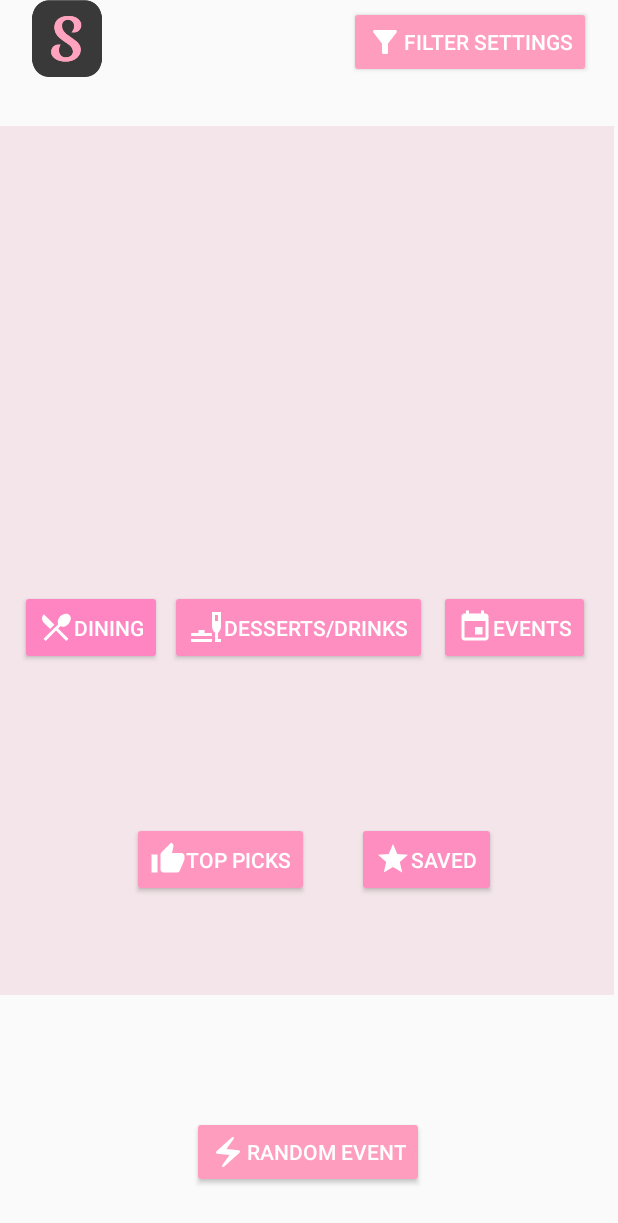
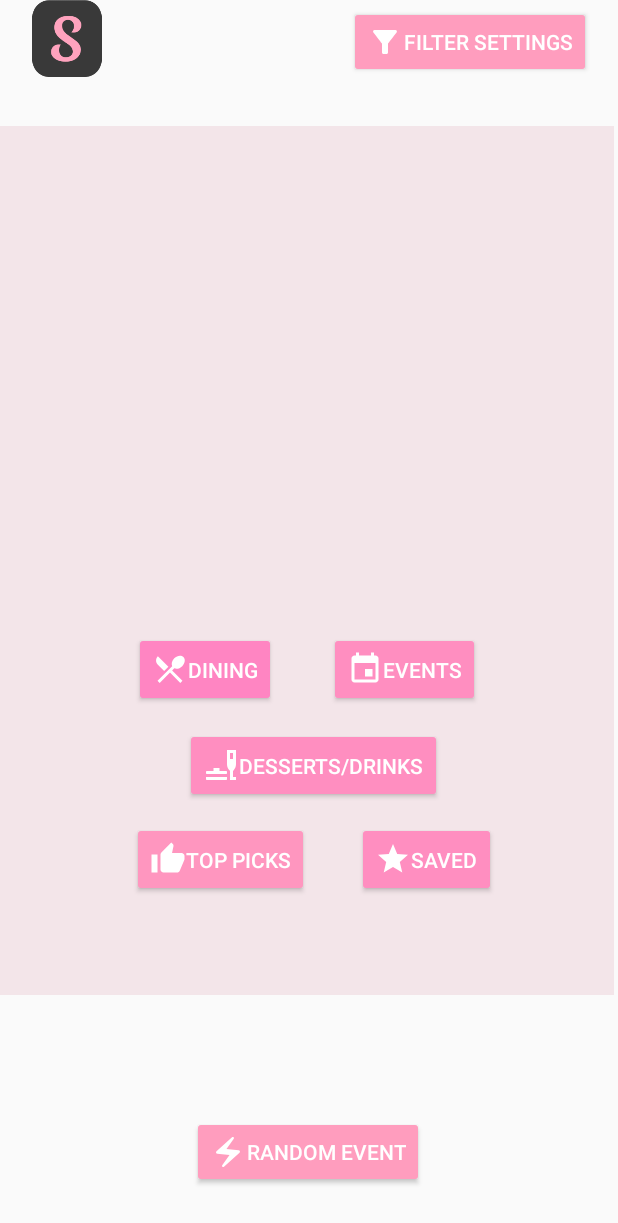
Before and after one commit to alanhuang1129/Stumble, an Android app: the screen it shows after launch (MainActivity), on a phone screen of 412 x 824 dp. Shown: the top 1223 px of the screen. Run offline under Robolectric (Android 15) with nearby library versions, the phone set to English and light mode, and no system bars.

Commit message:
Additional UI Update

```diff
--- a/app/src/main/res/layout/activity_filter.xml
+++ b/app/src/main/res/layout/activity_filter.xml
@@ -12,7 +12,7 @@
         android:layout_height="52dp"
         android:layout_weight="1"
         android:background="#FBD2E9"
-        android:text="Filte"
+        android:text="Filter"
         android:textAlignment="center"
         android:textColor="#000000"
         android:textSize="30sp"
--- a/app/src/main/res/layout/activity_main.xml
+++ b/app/src/main/res/layout/activity_main.xml
@@ -23,44 +23,48 @@
             android:id="@+id/eventsPageButton"
             android:layout_width="wrap_content"
             android:layout_height="50dp"
-            android:layout_marginEnd="16dp"
-            android:layout_marginBottom="220dp"
+            android:layout_marginEnd="80dp"
+            android:layout_marginBottom="192dp"
             android:layout_weight="1"
             android:backgroundTint="#FF8EC0"
             android:drawableLeft="@drawable/events"
             android:text="Events"
             android:textColor="#FFFFFF"
             app:layout_constraintBottom_toBottomOf="parent"
-            app:layout_constraintEnd_toEndOf="parent" />
+            app:layout_constraintEnd_toEndOf="parent"
+            app:layout_constraintStart_toEndOf="@+id/diningPageButton" />
 
         <Button
             android:id="@+id/diningPageButton"
             android:layout_width="wrap_content"
             android:layout_height="50dp"
-            android:layout_marginBottom="220dp"
+            android:layout_marginStart="80dp"
+            android:layout_marginEnd="25dp"
+            android:layout_marginBottom="192dp"
             android:layout_weight="1"
             android:backgroundTint="#FF85C2"
             android:drawableLeft="@drawable/dinning"
             android:text="Dining"
             android:textColor="#FFFFFF"
             app:layout_constraintBottom_toBottomOf="parent"
-            app:layout_constraintEnd_toStartOf="@+id/dessertsPageButton"
-            app:layout_constraintHorizontal_bias="0.723"
+            app:layout_constraintEnd_toStartOf="@+id/eventsPageButton"
             app:layout_constraintStart_toStartOf="parent" />
 
         <Button
             android:id="@+id/dessertsPageButton"
             android:layout_width="wrap_content"
             android:layout_height="50dp"
-            android:layout_marginEnd="8dp"
-            android:layout_marginBottom="220dp"
+            android:layout_marginStart="124dp"
+            android:layout_marginEnd="116dp"
+            android:layout_marginBottom="128dp"
             android:layout_weight="1"
             android:backgroundTint="#FF8EC0"
             android:drawableLeft="@drawable/dessert_drinks"
             android:text="Desserts/Drinks"
             android:textColor="#FFFFFF"
             app:layout_constraintBottom_toBottomOf="parent"
-            app:layout_constraintEnd_toStartOf="@+id/eventsPageButton" />
+            app:layout_constraintEnd_toEndOf="parent"
+            app:layout_constraintStart_toStartOf="parent" />
 
         <Button
             android:id="@+id/topPicksPageButton"
--- a/app/src/main/res/layout/activity_saved.xml
+++ b/app/src/main/res/layout/activity_saved.xml
@@ -49,7 +49,7 @@
                 android:layout_width="221dp"
                 android:layout_height="58dp"
                 android:layout_weight="1"
-                android:background="#FF85C2"
+                android:backgroundTint="#FF85C2"
                 android:drawableLeft="@drawable/clear"
                 android:text="Clear Saved Listings"
                 android:textColor="#FFFFFF"
```
Also changed, not shown: app/src/main/res/layout/activity_selected.xml (+15 -9 lines), app/src/main/res/layout/row_listing.xml (+5 -2 lines).
